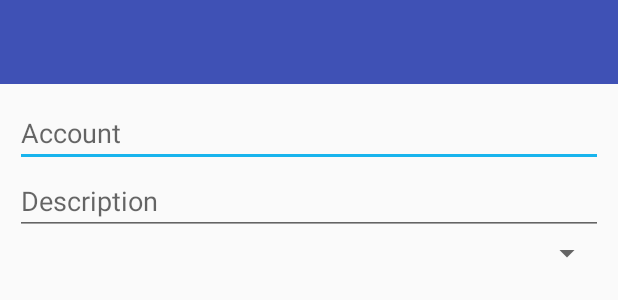
After one commit to julijanjug/Personal-Finance, an Android app: the layout activity_add_account.xml on its own in the app's theme, with its tools: preview values and no code run, on a phone screen of 412 x 824 dp. The commit adds this screen. Shown: the top 300 px of the screen. Run offline under Robolectric (Android 15) with nearby library versions, the phone set to English and light mode, and no system bars.

Commit message:
Added layout for add_account activity
and some other fixes

```diff
--- /dev/null
+++ b/PocketBank/app/src/main/java/com/example/julijanjug/pocketbank/AddAccountActivity.java
@@ -0,0 +1,32 @@
+package com.example.julijanjug.pocketbank;
+
+import android.os.Bundle;
+import android.support.v7.app.AppCompatActivity;
+import android.support.v7.widget.Toolbar;
+import android.widget.ArrayAdapter;
+import android.widget.EditText;
+import android.widget.Spinner;
+
+/**
+ * Created by julijanjug on 12/01/2019.
+ */
+
+public class AddAccountActivity extends AppCompatActivity {
+    @Override
+    protected void onCreate(Bundle savedInstanceState) {
+        super.onCreate(savedInstanceState);
+        setContentView(R.layout.activity_add_transaction);
+
+
+        Toolbar toolbar = findViewById(R.id.toolbar);
+        setSupportActionBar(toolbar);
+        // set title of toolbar
+        getSupportActionBar().setTitle("Add Account");
+        // add back arrow to toolbar
+        if (getSupportActionBar() != null){
+            getSupportActionBar().setDisplayHomeAsUpEnabled(true);
+            getSupportActionBar().setDisplayShowHomeEnabled(true);
+        }
+    }
+
+}
--- a/PocketBank/app/src/main/java/com/example/julijanjug/pocketbank/AddTransactionActivity.java
+++ b/PocketBank/app/src/main/java/com/example/julijanjug/pocketbank/AddTransactionActivity.java
@@ -122,14 +122,12 @@ public class AddTransactionActivity extends AppCompatActivity {
     private void saveTransaction() {
         if (getIntent().getExtras() == null) {
             double amount = Double.valueOf(TEamount.getText().toString());
+            String note = TEnote.getText().toString();
+            SharedPreferences sp = getSharedPreferences("logged", MODE_PRIVATE);
+            int user_id = sp.getInt("user_id", 0);
             if (amount != 0) {
-                String note = TEnote.getText().toString();
-                SharedPreferences sp = getSharedPreferences("logged", MODE_PRIVATE);
-                int user_id = sp.getInt("user_id", 0);
-
                 String[] columns = {"TransValue", "Note", "Date_Of_Transaction", "User_ID"};
-                String[] values = {Double.toString(amount), note, getCurrentDate(), Integer.toString(user_id)
-                };
+                String[] values = {Double.toString(amount), note, getCurrentDate(), Integer.toString(user_id)};
                 myDb.setTableName("Transactions");
                 myDb.insertDataSpecific(columns, values);
 
--- a/PocketBank/app/src/main/java/com/example/julijanjug/pocketbank/DatabaseHelper.java
+++ b/PocketBank/app/src/main/java/com/example/julijanjug/pocketbank/DatabaseHelper.java
@@ -26,7 +26,7 @@ public class DatabaseHelper extends SQLiteOpenHelper {
     public static final String COL_3 = "PASSWORD";
 
     public DatabaseHelper(@Nullable Context context) {
-        super(context, DATABASE_NAME, null, 5);
+        super(context, DATABASE_NAME, null, 6);
     }
 
     @Override
--- /dev/null
+++ b/PocketBank/app/src/main/res/layout/activity_add_account.xml
@@ -0,0 +1,47 @@
+<?xml version="1.0" encoding="utf-8"?>
+<android.support.constraint.ConstraintLayout xmlns:android="http://schemas.android.com/apk/res/android"
+    xmlns:app="http://schemas.android.com/apk/res-auto"
+    xmlns:tools="http://schemas.android.com/tools"
+    android:layout_width="match_parent"
+    android:layout_height="match_parent"
+    tools:context="com.example.julijanjug.pocketbank.AddAccountActivity">
+
+    <include
+        layout="@layout/toolbar"
+        android:layout_width="match_parent"
+        android:layout_height="wrap_content"/>
+
+    <LinearLayout
+        android:layout_width="0dp"
+        android:layout_height="wrap_content"
+        android:orientation="vertical"
+        app:layout_constraintEnd_toEndOf="parent"
+        app:layout_constraintStart_toStartOf="parent"
+        app:layout_constraintTop_toBottomOf="@+id/toolbar"
+        android:padding="15px">
+
+        <EditText
+            android:id="@+id/et_account"
+            android:layout_width="match_parent"
+            android:layout_height="wrap_content"
+            android:ems="10"
+            android:hint="Account"
+            android:inputType="text" />
+
+        <EditText
+            android:id="@+id/et_description"
+            android:layout_width="match_parent"
+            android:layout_height="wrap_content"
+            android:ems="10"
+            android:hint="Description"
+            android:inputType="textPersonName" />
+
+        <Spinner
+            android:id="@+id/sp_bank"
+            android:layout_width="match_parent"
+            android:layout_height="wrap_content"
+            android:layout_weight="1" />
+
+    </LinearLayout>
+
+</android.support.constraint.ConstraintLayout>
```
